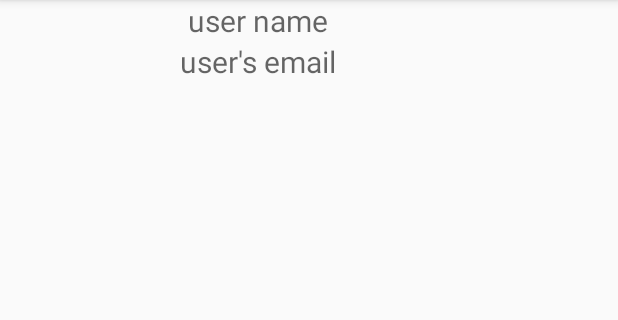
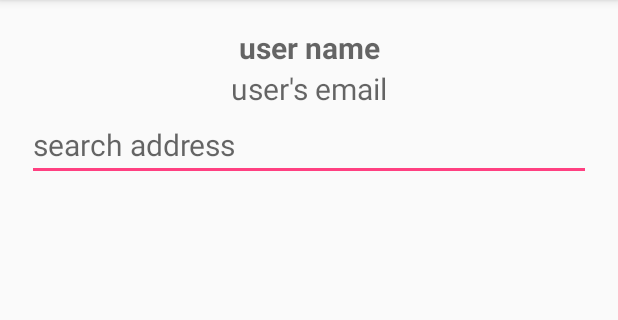
Before and after one commit to roger8849/android, an Android app: the WelcomeActivity screen opened directly, with no data from a screen before it, on a phone screen of 412 x 824 dp, the part 84-404 px from its top. Run offline under Robolectric (Android 15) with nearby library versions, the phone set to English and light mode, and no system bars; our stand-ins replace Firebase (no records; nobody signed in at launch, a user with empty details on screens opened directly); 2 statements that could not run were skipped.

Commit message:
Registration with user info

```diff
--- a/FireMap/app/build.gradle
+++ b/FireMap/app/build.gradle
@@ -9,6 +9,7 @@ android {
         targetSdkVersion 26
         versionCode 1
         versionName "1.0"
+        multiDexEnabled true
         testInstrumentationRunner "android.support.test.runner.AndroidJUnitRunner"
     }
     buildTypes {
@@ -29,6 +30,10 @@ dependencies {
     compile 'com.android.support.constraint:constraint-layout:1.0.2'
     compile 'com.google.firebase:firebase-auth:10.0.1'
     compile 'com.android.support:support-v4:26.+'
+    compile 'com.google.android.gms:play-services:10.0.1'
+    compile 'com.google.firebase:firebase-storage:10.0.1'
+    compile 'com.google.firebase:firebase-database:10.0.1'
+    compile 'com.google.android.gms:play-services-maps:10.0.1'
     testCompile 'junit:junit:4.12'
 }
 
--- a/FireMap/app/src/main/java/com/android/firemap/WelcomeActivity.java
+++ b/FireMap/app/src/main/java/com/android/firemap/WelcomeActivity.java
@@ -1,24 +1,42 @@
 package com.android.firemap;
 
+import android.content.Context;
 import android.content.Intent;
+import android.support.v4.app.Fragment;
 import android.support.v7.app.AppCompatActivity;
 import android.os.Bundle;
+import android.util.AttributeSet;
+import android.view.LayoutInflater;
 import android.view.Menu;
 import android.view.MenuItem;
-import android.widget.TextClock;
+import android.view.View;
+import android.view.ViewGroup;
+import android.widget.EditText;
 import android.widget.TextView;
 import android.widget.Toast;
 
+import com.google.android.gms.maps.GoogleMap;
+import com.google.android.gms.maps.MapFragment;
+import com.google.android.gms.maps.MapView;
+import com.google.android.gms.maps.SupportMapFragment;
 import com.google.firebase.auth.FirebaseAuth;
 import com.google.firebase.auth.FirebaseUser;
+import com.google.firebase.database.DataSnapshot;
+import com.google.firebase.database.DatabaseError;
+import com.google.firebase.database.DatabaseReference;
+import com.google.firebase.database.FirebaseDatabase;
+import com.google.firebase.database.ValueEventListener;
 
 public class WelcomeActivity extends AppCompatActivity {
 
     private FirebaseAuth mAuth;
     private FirebaseAuth.AuthStateListener mAuthListener;
-    private FirebaseUser user;
-    private TextView username;
-    private TextView useremail;
+    private FirebaseUser userFb;
+    private DatabaseReference dbRef;
+    private TextView username, useremail;
+    private EditText searchText;
+    private GoogleMap mGoogleMap;
+    private MapView mMapView;
 
     @Override
     protected void onCreate(Bundle savedInstanceState) {
@@ -28,14 +46,41 @@ public class WelcomeActivity extends AppCompatActivity {
         username = (TextView) findViewById(R.id.nameUserTV);
         useremail = (TextView) findViewById(R.id.emailUserTV);
         mAuth = FirebaseAuth.getInstance();
-        user = mAuth.getCurrentUser();
-        if (user == null){
+        dbRef = FirebaseDatabase.getInstance().getReference();
+        userFb = mAuth.getCurrentUser();
+        if (userFb == null){
             finish();
             startActivity(new Intent(getBaseContext(), LoginActivity.class));
         }
-        username.setText(user.getDisplayName());
-        useremail.setText(user.getEmail());
+        showUsersNameEmail();
 
+
+    }
+
+    private void showUsersNameEmail() {
+        dbRef.child(userFb.getUid()).child("firstname").addValueEventListener(new ValueEventListener() {
+            @Override
+            public void onDataChange(DataSnapshot dataSnapshot) {
+                username.setText(dataSnapshot.getValue().toString());
+            }
+
+            @Override
+            public void onCancelled(DatabaseError databaseError) {
+
+            }
+        });
+        dbRef.child(userFb.getUid()).child("lastname").addValueEventListener(new ValueEventListener() {
+            @Override
+            public void onDataChange(DataSnapshot dataSnapshot) {
+                username.append(" " + dataSnapshot.getValue().toString());
+            }
+
+            @Override
+            public void onCancelled(DatabaseError databaseError) {
+
+            }
+        });
+        useremail.setText(userFb.getEmail());
     }
 
     @Override
--- a/FireMap/app/src/main/res/layout/activity_welcome.xml
+++ b/FireMap/app/src/main/res/layout/activity_welcome.xml
@@ -7,11 +7,22 @@
     tools:context="com.android.firemap.WelcomeActivity">
 
     <LinearLayout
-        android:layout_width="344dp"
+        android:layout_width="0dp"
         android:layout_height="wrap_content"
         android:orientation="vertical"
-        tools:layout_editor_absoluteX="8dp"
-        tools:layout_editor_absoluteY="0dp">
+        android:padding="10dp"
+        app:layout_constraintBottom_toBottomOf="parent"
+        android:layout_marginBottom="8dp"
+        app:layout_constraintTop_toTopOf="parent"
+        android:layout_marginTop="8dp"
+        android:layout_marginLeft="8dp"
+        app:layout_constraintLeft_toLeftOf="parent"
+        android:layout_marginRight="8dp"
+        app:layout_constraintRight_toRightOf="parent"
+        app:layout_constraintHorizontal_bias="0.0"
+        app:layout_constraintVertical_bias="0.0"
+        android:layout_marginStart="8dp"
+        android:layout_marginEnd="8dp">
 
         <TextView
             android:id="@+id/nameUserTV"
@@ -19,16 +30,26 @@
             android:layout_height="wrap_content"
             android:hint="@string/user_name_txt"
             android:textAlignment="center"
-            android:textColor="#18f779"
+            android:textStyle="bold"
+            android:textColor="#263acc"
             android:textSize="20sp" />
 
         <TextView
             android:id="@+id/emailUserTV"
             android:layout_width="match_parent"
             android:layout_height="wrap_content"
-            android:hint="user's email"
+            android:hint="@string/user_email_txt"
             android:textAlignment="center"
             android:textSize="20sp" />
+
+        <EditText
+            android:id="@+id/searchMapTV"
+            android:layout_width="match_parent"
+            android:layout_height="wrap_content"
+            android:hint="@string/search_address_txt"
+            android:inputType="text"
+            android:textSize="20sp"/>
+
 
     </LinearLayout>
 
--- a/FireMap/app/src/main/res/values/strings.xml
+++ b/FireMap/app/src/main/res/values/strings.xml
@@ -97,4 +97,10 @@
     <string name="pref_ringtone_silent">Silent</string>
 
     <string name="pref_title_vibrate">Vibrate</string>
+    <string name="user_email_txt">user\'s email</string>
+    <string name="search_address_txt">search address</string>
+    <string name="title_activity_maps">Map</string>
+
+    <!-- TODO: Remove or change this placeholder text -->
+    <string name="hello_blank_fragment">Hello blank fragment</string>
 </resources>
```
Also changed, not shown: FireMap/app/src/debug/res/values/google_maps_api.xml (added, +26 -0 lines), FireMap/app/src/main/AndroidManifest.xml (+26 -1 lines), FireMap/app/src/main/java/com/android/firemap/MapsActivity.java (added, +46 -0 lines), FireMap/app/src/main/java/com/android/firemap/RegisterActivity.java (+26 -12 lines), FireMap/app/src/main/java/com/android/firemap/mapFragment.java (added, +108 -0 lines), FireMap/app/src/main/java/com/android/firemap/userInfo.java (added, +19 -0 lines), FireMap/app/src/main/res/layout/activity_maps.xml (added, +8 -0 lines), FireMap/app/src/main/res/layout/activity_register.xml (+6 -2 lines), FireMap/app/src/main/res/layout/fragment_map.xml (added, +9 -0 lines), 1 other file.
